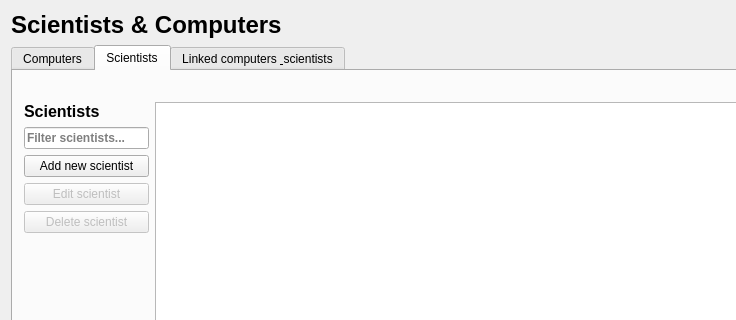
Qt form VLN1-H32/mainwindow.ui (Kristian15/VLN1-Hopur32) before a commit; both pictures show x 0 to 736 and y 0 to 320 of the 885 by 613 pixel window.
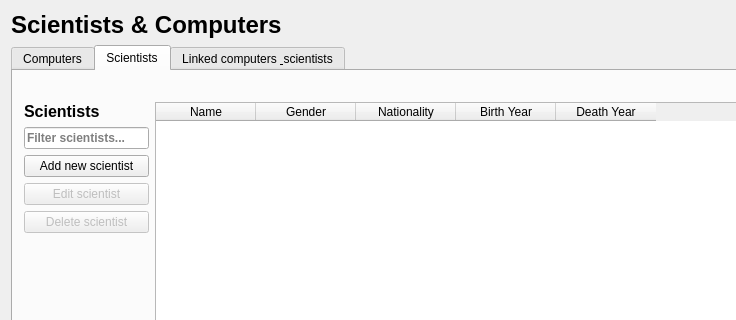
The same form after that commit. The open tabs and pages were chosen to show the change. Icons and pictures are not drawn.

Patch:
```diff
--- a/VLN1-H32/mainwindow.ui
+++ b/VLN1-H32/mainwindow.ui
@@ -34,6 +34,11 @@
     </item>
     <item>
      <widget class="QTabWidget" name="tabWidget">
+      <property name="font">
+       <font>
+        <pointsize>9</pointsize>
+       </font>
+      </property>
       <property name="currentIndex">
        <number>2</number>
       </property>
@@ -201,7 +206,7 @@
        <attribute name="title">
         <string>Scientists</string>
        </attribute>
-       <widget class="QWidget" name="">
+       <widget class="QWidget" name="layoutWidget">
         <property name="geometry">
          <rect>
           <x>0</x>
@@ -301,47 +306,7 @@
           </layout>
          </item>
          <item>
-          <widget class="QTableWidget" name="table_scientists">
-           <property name="font">
-            <font>
-             <family>Segoe UI</family>
-             <weight>50</weight>
-             <bold>false</bold>
-            </font>
-           </property>
-           <property name="mouseTracking">
-            <bool>false</bool>
-           </property>
-           <property name="autoFillBackground">
-            <bool>false</bool>
-           </property>
-           <property name="editTriggers">
-            <set>QAbstractItemView::NoEditTriggers</set>
-           </property>
-           <property name="selectionMode">
-            <enum>QAbstractItemView::SingleSelection</enum>
-           </property>
-           <property name="selectionBehavior">
-            <enum>QAbstractItemView::SelectRows</enum>
-           </property>
-           <property name="showGrid">
-            <bool>false</bool>
-           </property>
-           <property name="sortingEnabled">
-            <bool>true</bool>
-           </property>
-           <property name="columnCount">
-            <number>5</number>
-           </property>
-           <attribute name="horizontalHeaderVisible">
-            <bool>false</bool>
-           </attribute>
-           <attribute name="horizontalHeaderStretchLastSection">
-            <bool>true</bool>
-           </attribute>
-           <attribute name="verticalHeaderVisible">
-            <bool>false</bool>
-           </attribute>
+          <widget class="QTableWidget" name="tableWidget">
            <column>
             <property name="text">
              <string>Name</string>
```
Left out of the diff: 9 changed lines with no effect on the pictures.
